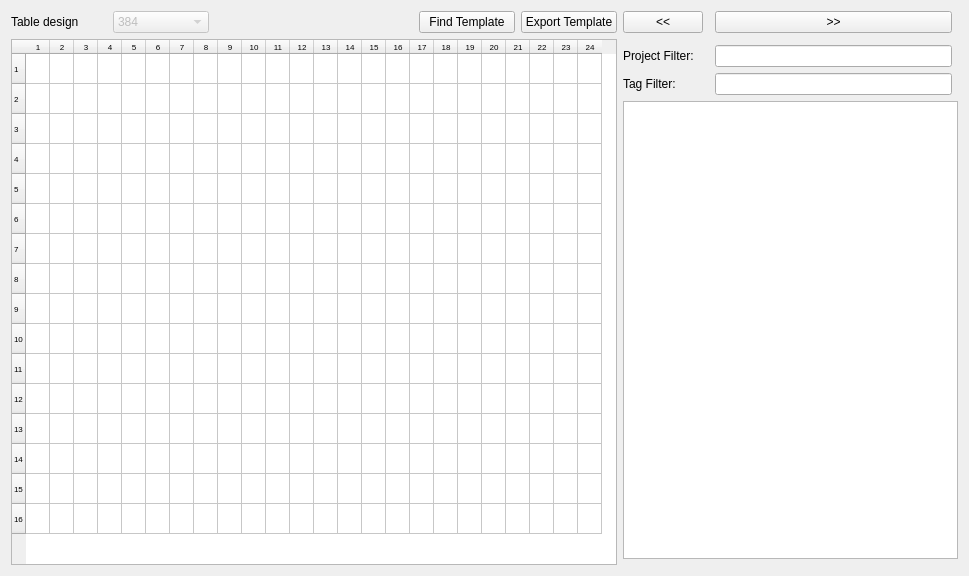
First picture: the form in Gui/Tags/taggerplate.ui, repository Ksilink/PhenoLink, before the edit.
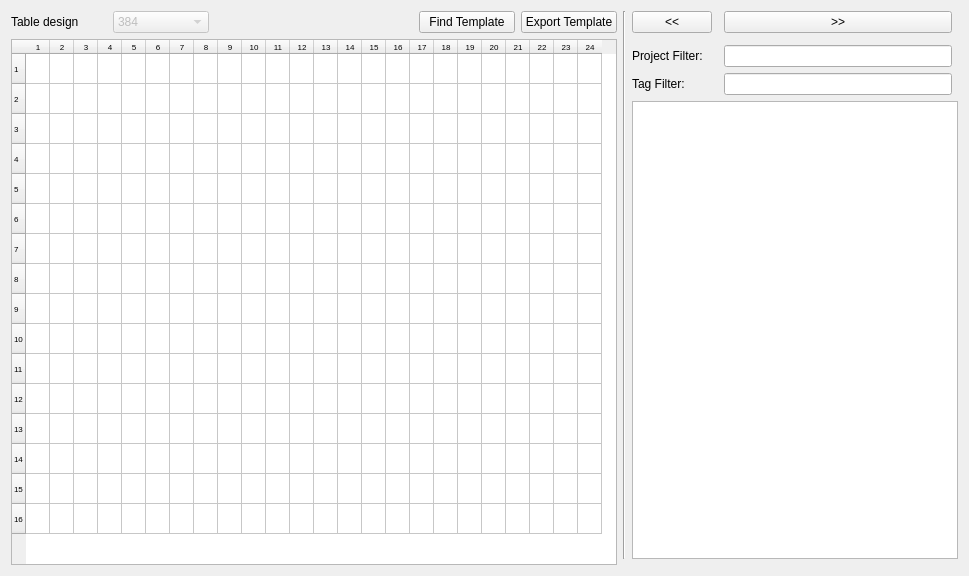
Second picture: the form after the edit.

Diff of the .ui file:
```diff
--- a/Gui/Tags/taggerplate.ui
+++ b/Gui/Tags/taggerplate.ui
@@ -14,7 +14,30 @@
    <string>Form</string>
   </property>
   <layout class="QGridLayout" name="gridLayout">
-   <item row="3" column="6">
+   <item row="2" column="7">
+    <widget class="QLabel" name="label_2">
+     <property name="text">
+      <string>Project Filter:</string>
+     </property>
+    </widget>
+   </item>
+   <item row="3" column="9">
+    <widget class="QLineEdit" name="lineEdit">
+     <property name="sizePolicy">
+      <sizepolicy hsizetype="Expanding" vsizetype="Fixed">
+       <horstretch>0</horstretch>
+       <verstretch>0</verstretch>
+      </sizepolicy>
+     </property>
+     <property name="minimumSize">
+      <size>
+       <width>130</width>
+       <height>0</height>
+      </size>
+     </property>
+    </widget>
+   </item>
+   <item row="3" column="7">
     <widget class="QLabel" name="label">
      <property name="text">
       <string>Tag Filter:</string>
@@ -28,14 +51,34 @@
      </property>
     </widget>
    </item>
-   <item row="2" column="6">
-    <widget class="QLabel" name="label_2">
+   <item row="0" column="7">
+    <widget class="QPushButton" name="setTags">
      <property name="text">
-      <string>Project Filter:</string>
+      <string>&lt;&lt;</string>
      </property>
     </widget>
    </item>
-   <item row="0" column="8">
+   <item row="2" column="9">
+    <widget class="QLineEdit" name="projectFilter"/>
+   </item>
+   <item row="0" column="5">
+    <widget class="QPushButton" name="pushButton_2">
+     <property name="enabled">
+      <bool>true</bool>
+     </property>
+     <property name="text">
+      <string>Export Template</string>
+     </property>
+    </widget>
+   </item>
+   <item row="0" column="4">
+    <widget class="QPushButton" name="pushButton">
+     <property name="text">
+      <string>Find Template</string>
+     </property>
+    </widget>
+   </item>
+   <item row="0" column="9">
     <widget class="QPushButton" name="unsetTags">
      <property name="text">
       <string>&gt;&gt;</string>
@@ -139,21 +182,14 @@
      <column/>
     </widget>
    </item>
-   <item row="0" column="6">
-    <widget class="QPushButton" name="setTags">
-     <property name="text">
-      <string>&lt;&lt;</string>
+   <item row="4" column="7" colspan="4">
+    <widget class="QTreeView" name="treeView">
+     <property name="contextMenuPolicy">
+      <enum>Qt::CustomContextMenu</enum>
      </property>
-    </widget>
-   </item>
-   <item row="0" column="5">
-    <widget class="QPushButton" name="pushButton_2">
-     <property name="enabled">
+     <property name="sortingEnabled">
       <bool>true</bool>
      </property>
-     <property name="text">
-      <string>Export Template</string>
-     </property>
     </widget>
    </item>
    <item row="0" column="1">
@@ -178,39 +214,10 @@
      </item>
     </widget>
    </item>
-   <item row="0" column="4">
-    <widget class="QPushButton" name="pushButton">
-     <property name="text">
-      <string>Find Template</string>
-     </property>
-    </widget>
-   </item>
-   <item row="4" column="6" colspan="4">
-    <widget class="QTreeView" name="treeView">
-     <property name="contextMenuPolicy">
-      <enum>Qt::CustomContextMenu</enum>
-     </property>
-     <property name="sortingEnabled">
-      <bool>true</bool>
-     </property>
-    </widget>
-   </item>
-   <item row="2" column="8">
-    <widget class="QLineEdit" name="projectFilter"/>
-   </item>
-   <item row="3" column="8">
-    <widget class="QLineEdit" name="lineEdit">
-     <property name="sizePolicy">
-      <sizepolicy hsizetype="Expanding" vsizetype="Fixed">
-       <horstretch>0</horstretch>
-       <verstretch>0</verstretch>
-      </sizepolicy>
-     </property>
-     <property name="minimumSize">
-      <size>
-       <width>130</width>
-       <height>0</height>
-      </size>
+   <item row="0" column="6" rowspan="5">
+    <widget class="Line" name="line">
+     <property name="orientation">
+      <enum>Qt::Vertical</enum>
      </property>
     </widget>
    </item>
```
